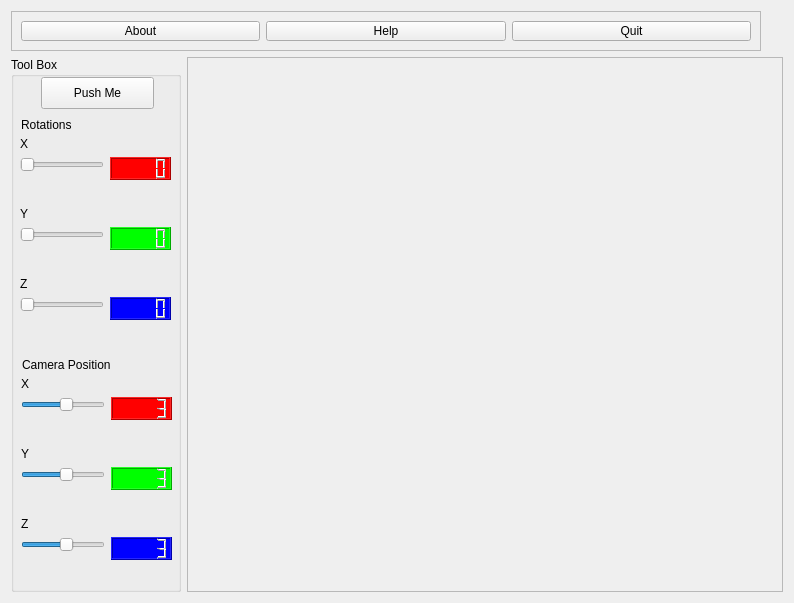
First picture: the form in mainwindow.ui, repository LloydThinks/CSC305_A2, before the edit.
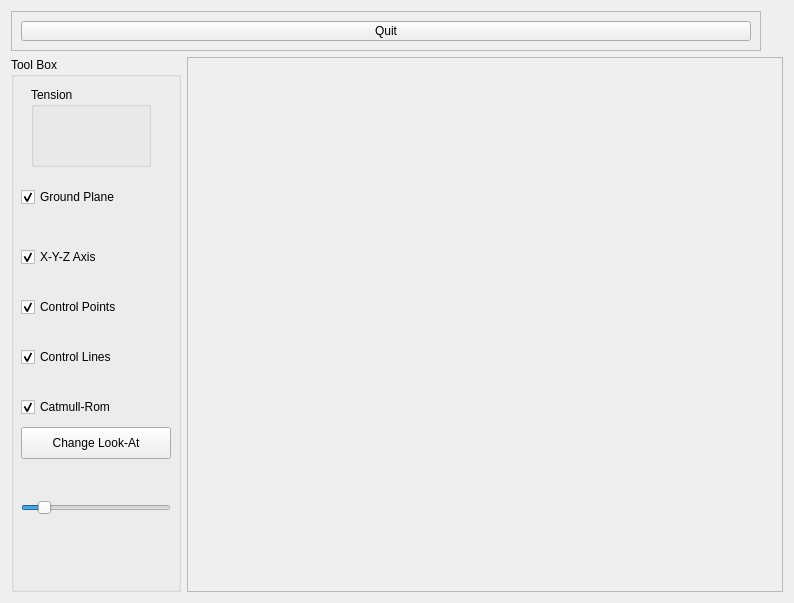
Second picture: the form after the edit.

```diff
--- a/mainwindow.ui
+++ b/mainwindow.ui
@@ -14,6 +14,147 @@
    <string>OpenGl - Qt -Direct Mode Drawing</string>
   </property>
   <layout class="QGridLayout" name="gridLayout">
+   <item row="1" column="0">
+    <widget class="QGroupBox" name="groupBox">
+     <property name="maximumSize">
+      <size>
+       <width>170</width>
+       <height>900</height>
+      </size>
+     </property>
+     <property name="title">
+      <string>Tool Box</string>
+     </property>
+     <widget class="QCheckBox" name="checkBox_2">
+      <property name="geometry">
+       <rect>
+        <x>10</x>
+        <y>190</y>
+        <width>150</width>
+        <height>20</height>
+       </rect>
+      </property>
+      <property name="text">
+       <string>X-Y-Z Axis</string>
+      </property>
+      <property name="checked">
+       <bool>true</bool>
+      </property>
+     </widget>
+     <widget class="QCheckBox" name="checkBox_3">
+      <property name="geometry">
+       <rect>
+        <x>10</x>
+        <y>240</y>
+        <width>150</width>
+        <height>20</height>
+       </rect>
+      </property>
+      <property name="text">
+       <string>Control Points</string>
+      </property>
+      <property name="checked">
+       <bool>true</bool>
+      </property>
+     </widget>
+     <widget class="QCheckBox" name="checkBox_4">
+      <property name="geometry">
+       <rect>
+        <x>10</x>
+        <y>290</y>
+        <width>150</width>
+        <height>20</height>
+       </rect>
+      </property>
+      <property name="text">
+       <string>Control Lines</string>
+      </property>
+      <property name="checked">
+       <bool>true</bool>
+      </property>
+     </widget>
+     <widget class="QCheckBox" name="checkBox_5">
+      <property name="geometry">
+       <rect>
+        <x>10</x>
+        <y>340</y>
+        <width>150</width>
+        <height>20</height>
+       </rect>
+      </property>
+      <property name="text">
+       <string>Catmull-Rom</string>
+      </property>
+      <property name="checked">
+       <bool>true</bool>
+      </property>
+     </widget>
+     <widget class="QPushButton" name="pushButton">
+      <property name="geometry">
+       <rect>
+        <x>10</x>
+        <y>370</y>
+        <width>150</width>
+        <height>32</height>
+       </rect>
+      </property>
+      <property name="text">
+       <string>Change Look-At</string>
+      </property>
+     </widget>
+     <widget class="QCheckBox" name="checkBox">
+      <property name="geometry">
+       <rect>
+        <x>10</x>
+        <y>130</y>
+        <width>150</width>
+        <height>20</height>
+       </rect>
+      </property>
+      <property name="text">
+       <string>Ground Plane</string>
+      </property>
+      <property name="checked">
+       <bool>true</bool>
+      </property>
+     </widget>
+     <widget class="QSlider" name="horizontalSlider">
+      <property name="geometry">
+       <rect>
+        <x>10</x>
+        <y>440</y>
+        <width>150</width>
+        <height>22</height>
+       </rect>
+      </property>
+      <property name="minimum">
+       <number>1</number>
+      </property>
+      <property name="maximum">
+       <number>200</number>
+      </property>
+      <property name="sliderPosition">
+       <number>25</number>
+      </property>
+      <property name="orientation">
+       <enum>Qt::Horizontal</enum>
+      </property>
+     </widget>
+     <widget class="QGroupBox" name="groupBox_2">
+      <property name="geometry">
+       <rect>
+        <x>20</x>
+        <y>30</y>
+        <width>120</width>
+        <height>80</height>
+       </rect>
+      </property>
+      <property name="title">
+       <string>Tension</string>
+      </property>
+     </widget>
+    </widget>
+   </item>
    <item row="1" column="1">
     <widget class="QScrollArea" name="glWidgetArea">
      <property name="sizePolicy">
@@ -62,20 +203,6 @@
       <enum>QFrame::Raised</enum>
      </property>
      <layout class="QHBoxLayout" name="horizontalLayout">
-      <item>
-       <widget class="QPushButton" name="pushButton_10">
-        <property name="text">
-         <string>About</string>
-        </property>
-       </widget>
-      </item>
-      <item>
-       <widget class="QPushButton" name="pushButton_11">
-        <property name="text">
-         <string>Help</string>
-        </property>
-       </widget>
-      </item>
       <item>
        <widget class="QPushButton" name="btnClose">
         <property name="text">
@@ -86,319 +213,6 @@
      </layout>
     </widget>
    </item>
-   <item row="1" column="0">
-    <widget class="QGroupBox" name="groupBox">
-     <property name="maximumSize">
-      <size>
-       <width>170</width>
-       <height>900</height>
-      </size>
-     </property>
-     <property name="title">
-      <string>Tool Box</string>
-     </property>
-     <widget class="QPushButton" name="pushButton">
-      <property name="geometry">
-       <rect>
-        <x>30</x>
-        <y>20</y>
-        <width>113</width>
-        <height>32</height>
-       </rect>
-      </property>
-      <property name="text">
-       <string>Push Me</string>
-      </property>
-     </widget>
-     <widget class="QLabel" name="label_2">
-      <property name="geometry">
-       <rect>
-        <x>10</x>
-        <y>60</y>
-        <width>61</width>
-        <height>16</height>
-       </rect>
-      </property>
-      <property name="text">
-       <string>Rotations</string>
-      </property>
-     </widget>
-     <widget class="QWidget" name="layoutWidget">
-      <property name="geometry">
-       <rect>
-        <x>10</x>
-        <y>390</y>
-        <width>151</width>
-        <height>51</height>
-       </rect>
-      </property>
-      <layout class="QFormLayout" name="formLayout_4">
-       <item row="0" column="0">
-        <widget class="QLabel" name="label_5">
-         <property name="text">
-          <string>Y</string>
-         </property>
-        </widget>
-       </item>
-       <item row="1" column="0">
-        <widget class="QSlider" name="horizontalSlider_4">
-         <property name="minimum">
-          <number>-30</number>
-         </property>
-         <property name="maximum">
-          <number>30</number>
-         </property>
-         <property name="pageStep">
-          <number>1</number>
-         </property>
-         <property name="value">
-          <number>3</number>
-         </property>
-         <property name="orientation">
-          <enum>Qt::Horizontal</enum>
-         </property>
-        </widget>
-       </item>
-       <item row="1" column="1">
-        <widget class="QLCDNumber" name="lcdNumber_4">
-         <property name="styleSheet">
-          <string notr="true">background-color: rgb(0, 255, 0);</string>
-         </property>
-         <property name="intValue" stdset="0">
-          <number>3</number>
-         </property>
-        </widget>
-       </item>
-      </layout>
-     </widget>
-     <widget class="QWidget" name="layoutWidget_2">
-      <property name="geometry">
-       <rect>
-        <x>10</x>
-        <y>320</y>
-        <width>151</width>
-        <height>51</height>
-       </rect>
-      </property>
-      <layout class="QFormLayout" name="formLayout_5">
-       <item row="0" column="0">
-        <widget class="QLabel" name="label_6">
-         <property name="text">
-          <string>X </string>
-         </property>
-        </widget>
-       </item>
-       <item row="1" column="0">
-        <widget class="QSlider" name="horizontalSlider_5">
-         <property name="minimum">
-          <number>-30</number>
-         </property>
-         <property name="maximum">
-          <number>30</number>
-         </property>
-         <property name="pageStep">
-          <number>1</number>
-         </property>
-         <property name="value">
-          <number>3</number>
-         </property>
-         <property name="orientation">
-          <enum>Qt::Horizontal</enum>
-         </property>
-        </widget>
-       </item>
-       <item row="1" column="1">
-        <widget class="QLCDNumber" name="lcdNumber_5">
-         <property name="styleSheet">
-          <string notr="true">background-color: rgb(255, 0, 0);</string>
-         </property>
-         <property name="intValue" stdset="0">
-          <number>3</number>
-         </property>
-        </widget>
-       </item>
-      </layout>
-     </widget>
-     <widget class="QLabel" name="label_7">
-      <property name="geometry">
-       <rect>
-        <x>11</x>
-        <y>300</y>
-        <width>131</width>
-        <height>16</height>
-       </rect>
-      </property>
-      <property name="text">
-       <string>Camera Position</string>
-      </property>
-     </widget>
-     <widget class="QWidget" name="layoutWidget_3">
-      <property name="geometry">
-       <rect>
-        <x>10</x>
-        <y>460</y>
-        <width>151</width>
-        <height>51</height>
-       </rect>
-      </property>
-      <layout class="QFormLayout" name="formLayout_6">
-       <item row="0" column="0">
-        <widget class="QLabel" name="label_8">
-         <property name="text">
-          <string>Z</string>
-         </property>
-        </widget>
-       </item>
-       <item row="1" column="0">
-        <widget class="QSlider" name="horizontalSlider_6">
-         <property name="minimum">
-          <number>-30</number>
-         </property>
-         <property name="maximum">
-          <number>30</number>
-         </property>
-         <property name="pageStep">
-          <number>1</number>
-         </property>
-         <property name="value">
-          <number>3</number>
-         </property>
-         <property name="orientation">
-          <enum>Qt::Horizontal</enum>
-         </property>
-        </widget>
-       </item>
-       <item row="1" column="1">
-        <widget class="QLCDNumber" name="lcdNumber_6">
-         <property name="styleSheet">
-          <string notr="true">background-color: rgb(0,0, 255);</string>
-         </property>
-         <property name="intValue" stdset="0">
-          <number>3</number>
-         </property>
-        </widget>
-       </item>
-      </layout>
-     </widget>
-     <widget class="QWidget" name="layoutWidget">
-      <property name="geometry">
-       <rect>
-        <x>9</x>
-        <y>150</y>
-        <width>151</width>
-        <height>51</height>
-       </rect>
-      </property>
-      <layout class="QFormLayout" name="formLayout">
-       <item row="0" column="0">
-        <widget class="QLabel" name="label_3">
-         <property name="text">
-          <string>Y</string>
-         </property>
-        </widget>
-       </item>
-       <item row="1" column="0">
-        <widget class="QSlider" name="horizontalSlider_2">
-         <property name="maximum">
-          <number>360</number>
-         </property>
-         <property name="pageStep">
-          <number>1</number>
-         </property>
-         <property name="orientation">
-          <enum>Qt::Horizontal</enum>
-         </property>
-        </widget>
-       </item>
-       <item row="1" column="1">
-        <widget class="QLCDNumber" name="lcdNumber_2">
-         <property name="styleSheet">
-          <string notr="true">background-color: rgb(0, 255, 0);</string>
-         </property>
-        </widget>
-       </item>
-      </layout>
-     </widget>
-     <widget class="QWidget" name="layoutWidget">
-      <property name="geometry">
-       <rect>
-        <x>9</x>
-        <y>80</y>
-        <width>151</width>
-        <height>51</height>
-       </rect>
-      </property>
-      <layout class="QFormLayout" name="formLayout_2">
-       <item row="0" column="0">
-        <widget class="QLabel" name="label">
-         <property name="text">
-          <string>X </string>
-         </property>
-        </widget>
-       </item>
-       <item row="1" column="0">
-        <widget class="QSlider" name="horizontalSlider">
-         <property name="maximum">
-          <number>360</number>
-         </property>
-         <property name="pageStep">
-          <number>1</number>
-         </property>
-         <property name="orientation">
-          <enum>Qt::Horizontal</enum>
-         </property>
-        </widget>
-       </item>
-       <item row="1" column="1">
-        <widget class="QLCDNumber" name="lcdNumber">
-         <property name="styleSheet">
-          <string notr="true">background-color: rgb(255, 0, 0);</string>
-         </property>
-        </widget>
-       </item>
-      </layout>
-     </widget>
-     <widget class="QWidget" name="layoutWidget">
-      <property name="geometry">
-       <rect>
-        <x>9</x>
-        <y>220</y>
-        <width>151</width>
-        <height>51</height>
-       </rect>
-      </property>
-      <layout class="QFormLayout" name="formLayout_3">
-       <item row="0" column="0">
-        <widget class="QLabel" name="label_4">
-         <property name="text">
-          <string>Z</string>
-         </property>
-        </widget>
-       </item>
-       <item row="1" column="0">
-        <widget class="QSlider" name="horizontalSlider_3">
-         <property name="maximum">
-          <number>360</number>
-         </property>
-         <property name="pageStep">
-          <number>1</number>
-         </property>
-         <property name="orientation">
-          <enum>Qt::Horizontal</enum>
-         </property>
-        </widget>
-       </item>
-       <item row="1" column="1">
-        <widget class="QLCDNumber" name="lcdNumber_3">
-         <property name="styleSheet">
-          <string notr="true">background-color: rgb(0,0, 255);</string>
-         </property>
-        </widget>
-       </item>
-      </layout>
-     </widget>
-    </widget>
-   </item>
   </layout>
  </widget>
  <resources/>
```
Left out of the diff: 309 changed lines with no effect on the pictures.
